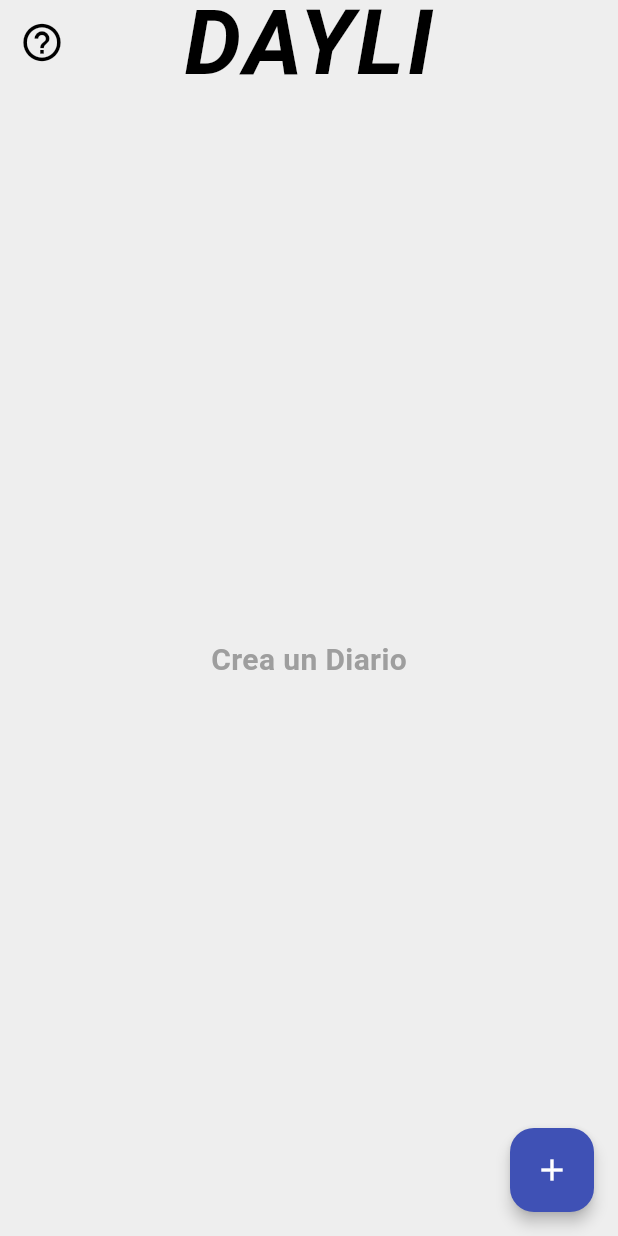
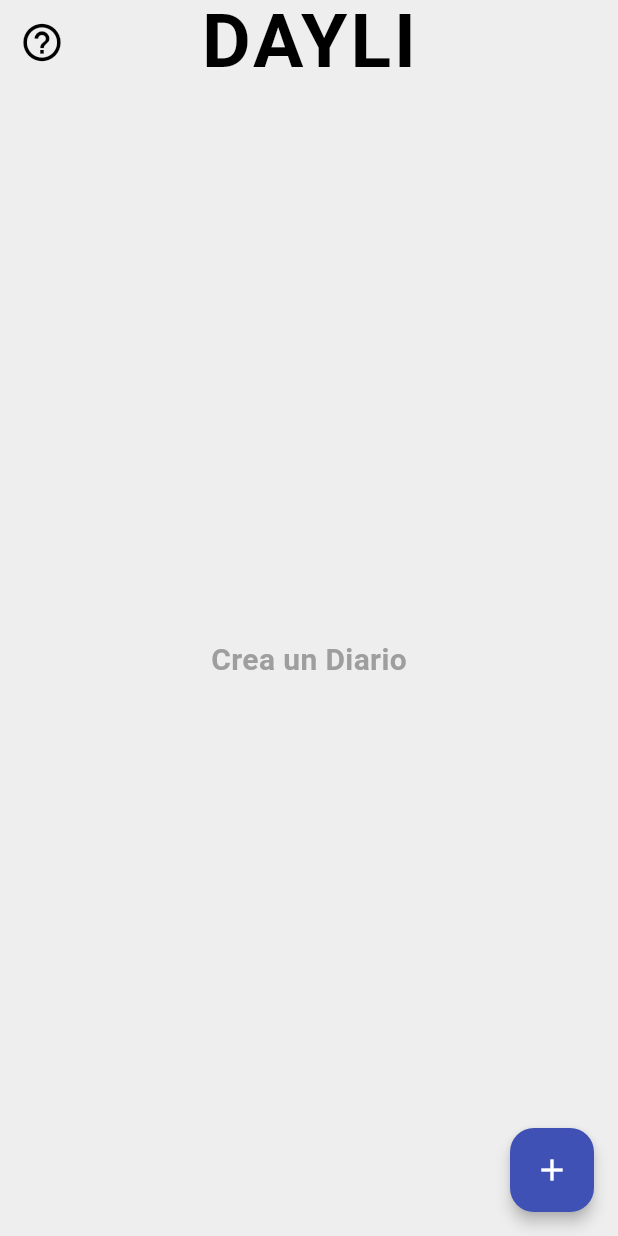
Before and after one commit to InfiniteUT/DAYLI-PRUEBA, a Flutter app: the screen it shows after launch, on a phone screen of 412 x 824 dp. Run offline on Flutter 3.47's test engine with Material 3 defaults, Android fonts, the light colour scheme and no system bars; our stand-ins replace carousel_slider, shared_preferences; Roboto replaces fonts that are missing (MagicRetro).

Commit message:
Mensaje del commit

```diff
--- a/lib/screens/home_screen.dart
+++ b/lib/screens/home_screen.dart
@@ -4,6 +4,8 @@ import 'package:shared_preferences/shared_preferences.dart';
 import '../models/book.dart';
 import '../widgets/book_card.dart';
 import 'book_screen.dart';
+
+
 
 typedef Books = List<Book>;
 
@@ -230,16 +232,16 @@ class _HomeScreenState extends State<HomeScreen> {
   Widget build(BuildContext context) {
     return Scaffold(
       appBar: AppBar(
-   title: const Text(
-    'DAYLI',
-    style: TextStyle(
-      fontStyle: FontStyle.italic,
-      fontSize: 60,
-      fontWeight: FontWeight.bold,
-      color: Colors.black, // Cambio a blanco para contraste
-      letterSpacing: 2, // Espaciado para un look más estilizado
-    ),
+   title: Text(
+  'DAYLI',
+  style: const TextStyle(
+    fontFamily: 'MagicRetro',
+    fontSize: 50,
+    fontWeight: FontWeight.bold,
+    color: Colors.black,
+    letterSpacing: 2,
   ),
+),
 
   centerTitle: true,
   backgroundColor: Colors.transparent,
```
Also changed, not shown: pubspec.yaml (+7 -0 lines), assets/fonts/MagicRetro.TTF (added).
